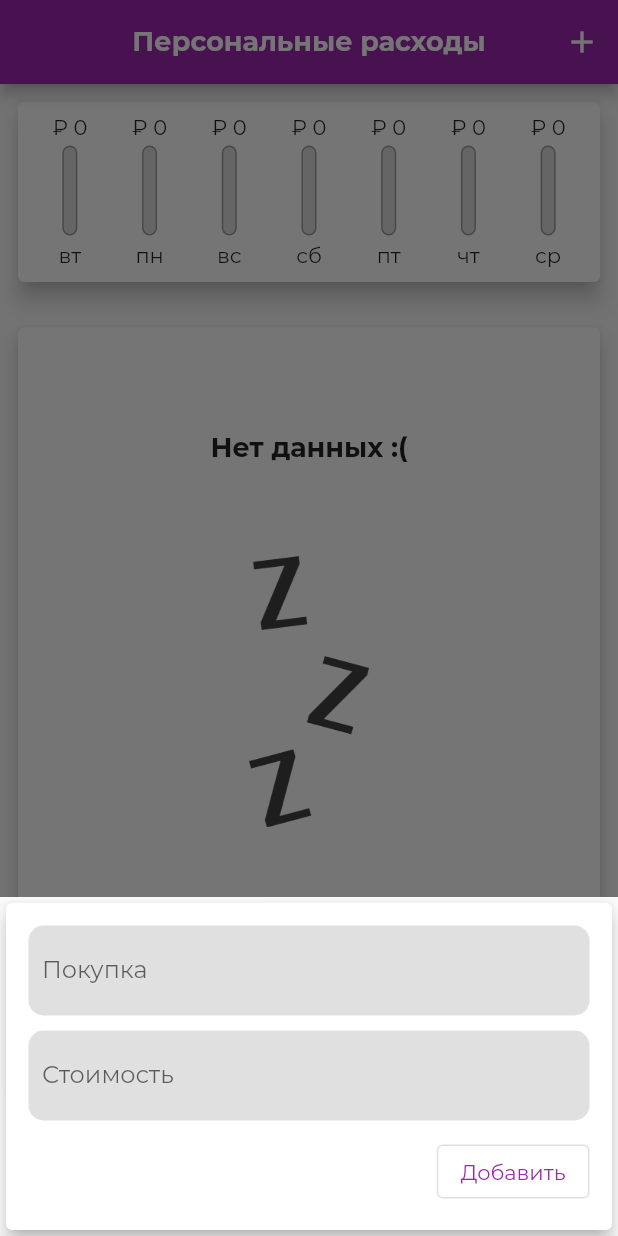
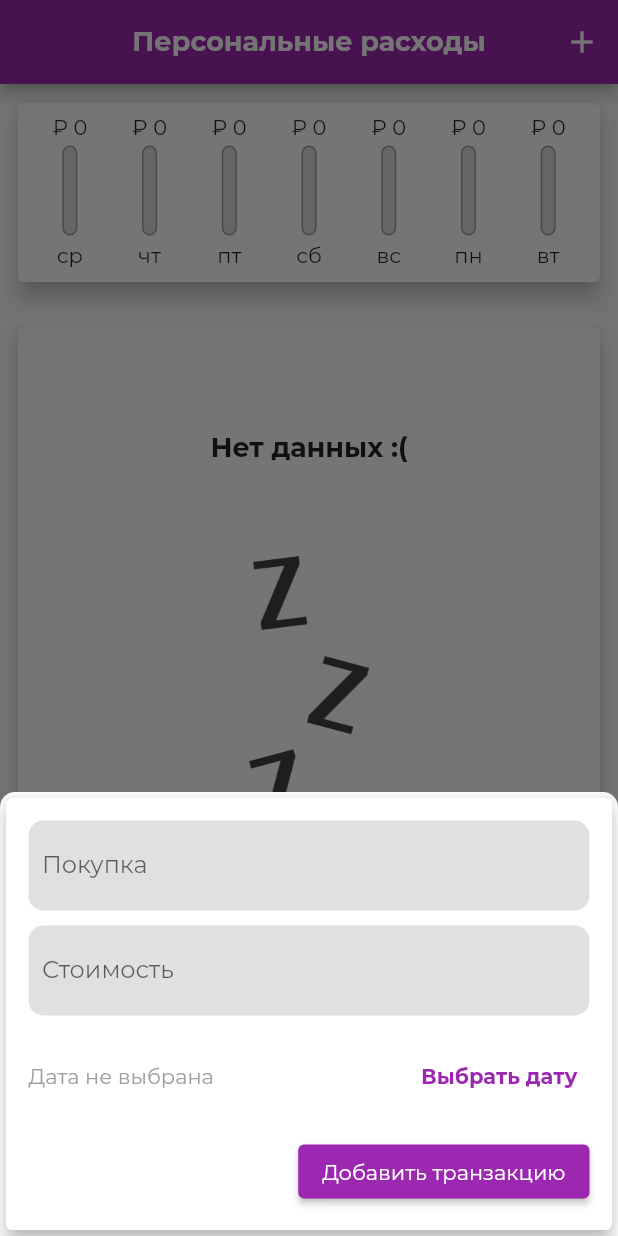
Before and after one commit to AlexR0v/exenses_tracker_flutter, a Flutter app: the screen it shows after launch, after a tap on the "add" icon, on a phone screen of 412 x 824 dp. Run offline on Flutter 3.47's test engine with Material 2 defaults, Android fonts, the phone set to English and light mode, and no system bars; project files that could hold a hidden picture were left out.

```diff
--- a/lib/main.dart
+++ b/lib/main.dart
@@ -3,11 +3,10 @@ import 'package:exenses_tracker_flutter/widgets/chart.dart';
 import 'package:exenses_tracker_flutter/widgets/new_transaction.dart';
 import 'package:exenses_tracker_flutter/widgets/transaction_list.dart';
 import 'package:flutter/material.dart';
-import 'package:intl/date_symbol_data_local.dart';
+import 'package:flutter_localizations/flutter_localizations.dart';
 import 'package:intl/intl.dart';
 
 void main() async {
-  await initializeDateFormatting();
   Intl.defaultLocale = 'ru';
   runApp(const MyApp());
 }
@@ -20,6 +19,14 @@ class MyApp extends StatelessWidget {
     return MaterialApp(
       title: 'Expenses tracker',
       debugShowCheckedModeBanner: false,
+      localizationsDelegates: const [
+        GlobalMaterialLocalizations.delegate,
+        GlobalWidgetsLocalizations.delegate,
+        GlobalCupertinoLocalizations.delegate,
+      ],
+      supportedLocales: const [
+        Locale('ru', ''),
+      ],
       theme: ThemeData(
         primarySwatch: Colors.purple,
         fontFamily: 'Montserrat',
@@ -53,12 +60,12 @@ class HomePage extends StatefulWidget {
 class _HomePageState extends State<HomePage> {
   final List<Transaction> _transactions = [];
 
-  void _onAddTransaction(title, amount) {
+  void _onAddTransaction(title, amount, date) {
     final newTransaction = Transaction(
       id: DateTime.now().toString(),
       title: title,
       amount: amount,
-      date: DateTime.now(),
+      date: date,
     );
     setState(() {
       _transactions.add(newTransaction);
@@ -69,6 +76,11 @@ class _HomePageState extends State<HomePage> {
     showModalBottomSheet(
         context: context,
         isScrollControlled: true,
+        shape: const RoundedRectangleBorder(
+          borderRadius: BorderRadius.vertical(
+            top: Radius.circular(10.0),
+          ),
+        ),
         builder: (_) {
           return SingleChildScrollView(
             padding: EdgeInsets.only(bottom: MediaQuery.of(context).viewInsets.bottom),
--- a/lib/widgets/chart.dart
+++ b/lib/widgets/chart.dart
@@ -23,7 +23,7 @@ class Chart extends StatelessWidget {
         }
       }
       return {'day': DateFormat.E().format(weekDay).substring(0, 2), 'amount': totalSum};
-    });
+    }).reversed.toList();
   }
 
   double get maxSpending {
--- a/lib/widgets/new_transaction.dart
+++ b/lib/widgets/new_transaction.dart
@@ -1,7 +1,8 @@
 import 'package:flutter/material.dart';
+import 'package:intl/intl.dart';
 
 class NewTransaction extends StatefulWidget {
-  final void Function(String, double) onAddTransaction;
+  final void Function(String, double, DateTime) onAddTransaction;
 
   const NewTransaction({Key? key, required this.onAddTransaction}) : super(key: key);
 
@@ -11,19 +12,33 @@ class NewTransaction extends StatefulWidget {
 
 class _NewTransactionState extends State<NewTransaction> {
   final _titleInput = TextEditingController();
+  final _amountValue = TextEditingController();
+  DateTime? _selectedDate;
 
-  final _amountValue = TextEditingController();
-
-  void onAddNew() {
+  void _onAddNew() {
     final String title = _titleInput.text;
     final double amount = double.parse(_amountValue.text == '' ? '0' : _amountValue.text);
     if (title.isEmpty || amount <= 0) {
       return;
     }
-    widget.onAddTransaction(title, amount);
+    widget.onAddTransaction(title, amount, _selectedDate ?? DateTime.now());
     _titleInput.text = '';
     _amountValue.text = '';
     Navigator.of(context).pop();
+  }
+
+  void _openDatePicker() {
+    showDatePicker(
+      context: context,
+      initialDate: DateTime.now(),
+      firstDate: DateTime.now().add(const Duration(days: -6)),
+      lastDate: DateTime.now(),
+    ).then((value) {
+      if (value == null) {
+        return;
+      }
+      _selectedDate = value;
+    });
   }
 
   @override
@@ -45,7 +60,7 @@ class _NewTransactionState extends State<NewTransaction> {
               ),
               child: TextField(
                 controller: _titleInput,
-                onSubmitted: (_) => onAddNew,
+                onSubmitted: (_) => _onAddNew,
                 decoration: const InputDecoration(
                   labelText: 'Покупка',
                   border: InputBorder.none,
@@ -64,7 +79,7 @@ class _NewTransactionState extends State<NewTransaction> {
               child: TextField(
                 controller: _amountValue,
                 keyboardType: TextInputType.number,
-                onSubmitted: (_) => onAddNew,
+                onSubmitted: (_) => _onAddNew,
                 decoration: const InputDecoration(
                   labelText: 'Стоимость',
                   suffixText: '₽',
@@ -73,9 +88,34 @@ class _NewTransactionState extends State<NewTransaction> {
               ),
             ),
             const SizedBox(height: 10),
-            OutlinedButton(
-              onPressed: onAddNew,
-              child: const Text('Добавить'),
+            SizedBox(
+              height: 60,
+              child: Row(
+                mainAxisAlignment: MainAxisAlignment.spaceBetween,
+                children: [
+                  Text(
+                    _selectedDate == null
+                        ? 'Дата не выбрана'
+                        : DateFormat('EE, d MMMM').format(_selectedDate ?? DateTime.now()),
+                    style: const TextStyle(color: Colors.grey),
+                  ),
+                  TextButton(
+                    onPressed: _openDatePicker,
+                    child: Text(
+                      'Выбрать дату',
+                      style: TextStyle(
+                        color: Theme.of(context).primaryColor,
+                        fontWeight: FontWeight.bold,
+                      ),
+                    ),
+                  ),
+                ],
+              ),
+            ),
+            const SizedBox(height: 10),
+            ElevatedButton(
+              onPressed: _onAddNew,
+              child: const Text('Добавить транзакцию'),
             )
           ],
         ),
--- a/pubspec.yaml
+++ b/pubspec.yaml
@@ -28,6 +28,8 @@ environment:
 # versions available, run `flutter pub outdated`.
 dependencies:
   flutter:
+    sdk: flutter
+  flutter_localizations:
     sdk: flutter
 
 
```
Also changed, not shown: pubspec.lock.
